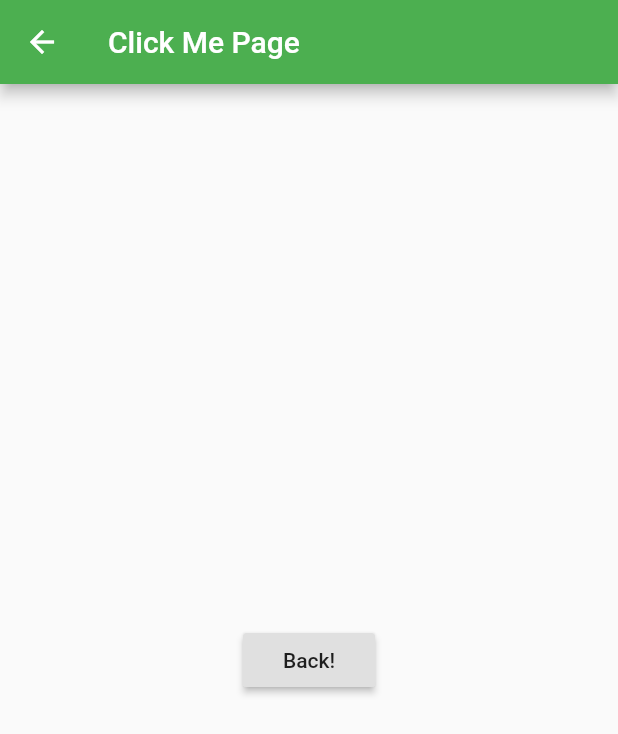
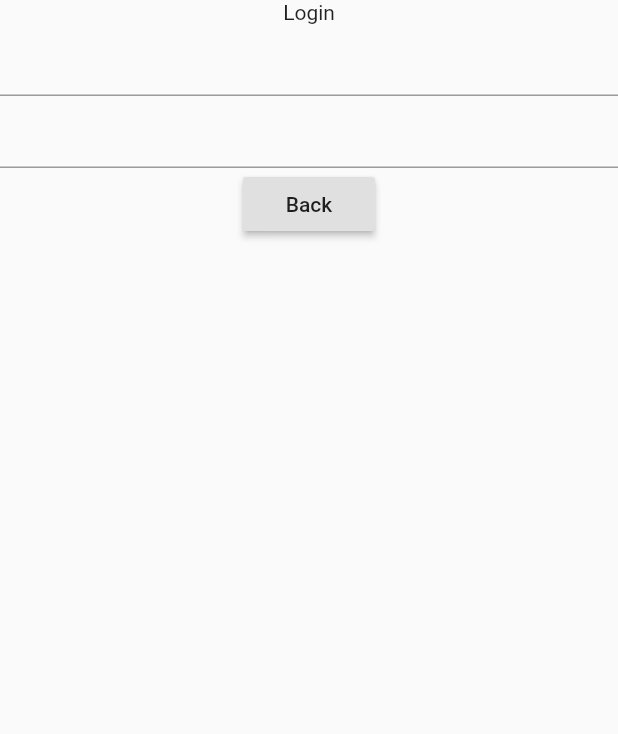
Before and after one commit to TheArctesian/CarPoolBuddy, a Flutter app: the screen it shows after launch, after a tap on "Login!", on a phone screen of 412 x 824 dp. Shown: the top 734 px of the screen. Run offline on Flutter 3.47's test engine with Material 2 defaults, Android fonts, the phone set to English and light mode, and no system bars; our stand-ins replace firebase_analytics, firebase_auth, google_sign_in; missing offline and left inert: firebase_performance; accounts and stored records are empty.

Commit message:
hey this isnt too bad

```diff
--- a/myapp/lib/main.dart
+++ b/myapp/lib/main.dart
@@ -3,8 +3,11 @@ import 'package:firebase_auth/firebase_auth.dart';
 import 'package:google_sign_in/google_sign_in.dart';
 import 'package:firebase_analytics/firebase_analytics.dart';
 import 'package:firebase_performance/firebase_performance.dart';
+
+
+
 void main() {
-  FirebaseAnalytics analytics = FirebaseAnalytics.instance;
+  // FirebaseAnalytics analytics = FirebaseAnalytics.instance;
   runApp(MaterialApp(
     initialRoute: '/',
     routes: {
@@ -51,6 +54,30 @@ class LoginRoute extends StatelessWidget {
   @override
   Widget build(BuildContext context) {
     return Scaffold(
+      body: Center(
+        // login form
+        child: Column(
+          children: <Widget>[
+            Text('Login'),
+            TextField(),
+            TextField(),
+            RaisedButton(
+              child: Text('Back'),
+              onPressed: () {
+                Navigator.pushNamed(context, '/');
+              },
+            ),
+          ],
+        ),
+      ),
+    );
+  }
+}
+
+class AddRoute extends StatelessWidget {
+  @override
+  Widget build(BuildContext context) {
+    return Scaffold(
       appBar: AppBar(
         title: Text("Click Me Page"),
         backgroundColor: Colors.green,
@@ -67,25 +94,21 @@ class LoginRoute extends StatelessWidget {
   }
 }
 
-class AddRoute extends StatelessWidget {
-  @override
-  Widget build(BuildContext context) {
-    return Scaffold(
-      appBar: AppBar(
-        title: Text("Tap Me Page"),
-        backgroundColor: Colors.green,
-      ),
-    );
-  }
-}
-
 class ManageRoute extends StatelessWidget {
   @override
   Widget build(BuildContext context) {
     return Scaffold(
       appBar: AppBar(
-        title: Text("Tap Me Page"),
+        title: Text("Click Me Page"),
         backgroundColor: Colors.green,
+      ),
+      body: Center(
+        child: RaisedButton(
+          onPressed: () {
+            Navigator.pop(context);
+          },
+          child: Text('Back!'),
+        ),
       ),
     );
   }
--- a/myapp/pubspec.yaml
+++ b/myapp/pubspec.yaml
@@ -33,6 +33,8 @@ dependencies:
   # The following adds the Cupertino Icons font to your application.
   # Use with the CupertinoIcons class for iOS style icons.
   cupertino_icons: ^1.0.2
+  google_maps_flutter: ^2.1.1
+  google_maps_flutter_web: ^0.3.2+1
 
 dev_dependencies:
   flutter_test:
```
Also changed, not shown: myapp/pubspec.lock, 2 other files.
